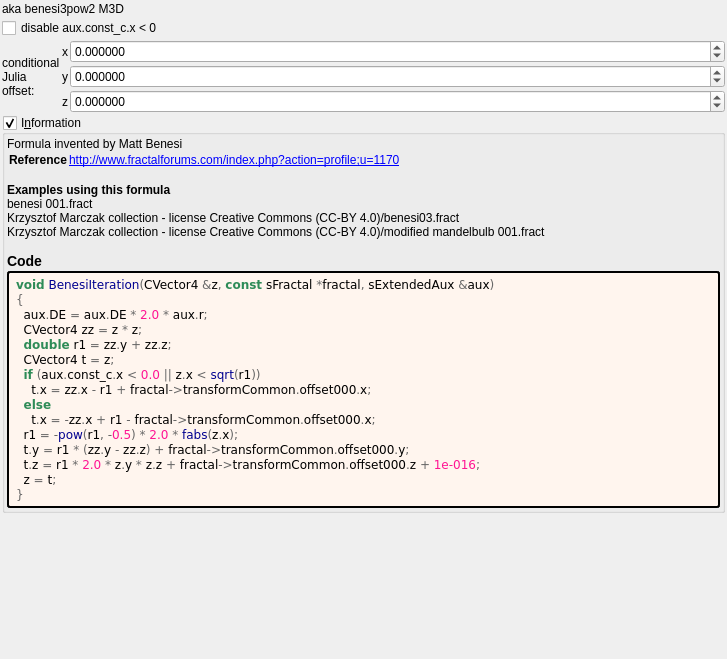
This is mandelbulber2/formula/ui/benesi.ui in buddhi1980/mandelbulber2 as Qt 5 draws it before an edit. The edited form follows.
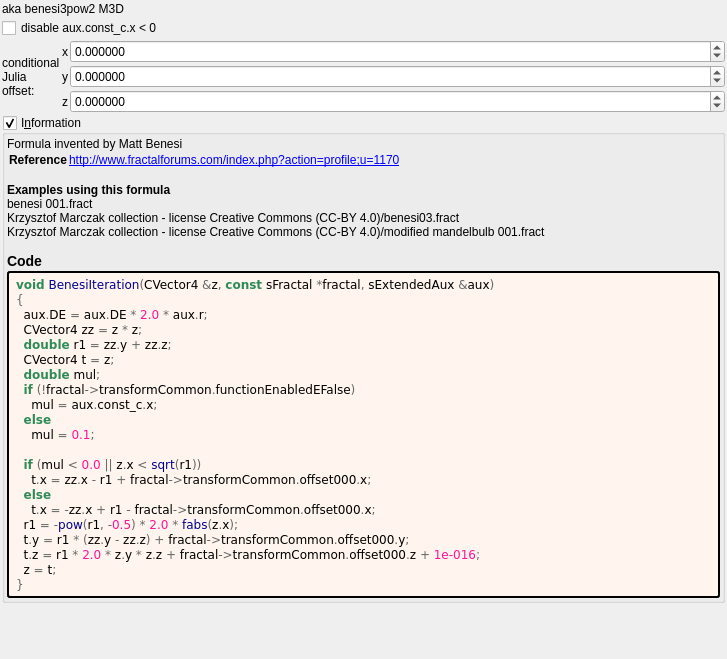
This is the edited form. Custom widgets are drawn as their Qt base class.

The edit to the form file:
```diff
--- a/mandelbulber2/formula/ui/benesi.ui
+++ b/mandelbulber2/formula/ui/benesi.ui
@@ -224,7 +224,13 @@
   CVector4 zz &lt;span style=&quot;color:#676767&quot;&gt;=&lt;/span&gt; z &lt;span style=&quot;color:#676767&quot;&gt;*&lt;/span&gt; z&lt;span style=&quot;color:#676767&quot;&gt;;&lt;/span&gt;
   &lt;span style=&quot;color:#2e8b57; font-weight:bold&quot;&gt;double&lt;/span&gt; r1 &lt;span style=&quot;color:#676767&quot;&gt;=&lt;/span&gt; zz&lt;span style=&quot;color:#676767&quot;&gt;.&lt;/span&gt;y &lt;span style=&quot;color:#676767&quot;&gt;+&lt;/span&gt; zz&lt;span style=&quot;color:#676767&quot;&gt;.&lt;/span&gt;z&lt;span style=&quot;color:#676767&quot;&gt;;&lt;/span&gt;
   CVector4 t &lt;span style=&quot;color:#676767&quot;&gt;=&lt;/span&gt; z&lt;span style=&quot;color:#676767&quot;&gt;;&lt;/span&gt;
-  &lt;span style=&quot;color:#2e8b57; font-weight:bold&quot;&gt;if&lt;/span&gt; &lt;span style=&quot;color:#676767&quot;&gt;(&lt;/span&gt;aux&lt;span style=&quot;color:#676767&quot;&gt;.&lt;/span&gt;const_c&lt;span style=&quot;color:#676767&quot;&gt;.&lt;/span&gt;x &lt;span style=&quot;color:#676767&quot;&gt;&amp;lt;&lt;/span&gt; &lt;span style=&quot;color:#ff1493&quot;&gt;0.0&lt;/span&gt; &lt;span style=&quot;color:#676767&quot;&gt;||&lt;/span&gt; z&lt;span style=&quot;color:#676767&quot;&gt;.&lt;/span&gt;x &lt;span style=&quot;color:#676767&quot;&gt;&amp;lt;&lt;/span&gt; &lt;span style=&quot;color:#00008f&quot;&gt;sqrt&lt;/span&gt;&lt;span style=&quot;color:#676767&quot;&gt;(&lt;/span&gt;r1&lt;span style=&quot;color:#676767&quot;&gt;))&lt;/span&gt;
+  &lt;span style=&quot;color:#2e8b57; font-weight:bold&quot;&gt;double&lt;/span&gt; mul&lt;span style=&quot;color:#676767&quot;&gt;;&lt;/span&gt;
+  &lt;span style=&quot;color:#2e8b57; font-weight:bold&quot;&gt;if&lt;/span&gt; &lt;span style=&quot;color:#676767&quot;&gt;(!&lt;/span&gt;fractal&lt;span style=&quot;color:#676767&quot;&gt;-&amp;gt;&lt;/span&gt;transformCommon&lt;span style=&quot;color:#676767&quot;&gt;.&lt;/span&gt;functionEnabledEFalse&lt;span style=&quot;color:#676767&quot;&gt;)&lt;/span&gt;
+    mul &lt;span style=&quot;color:#676767&quot;&gt;=&lt;/span&gt; aux&lt;span style=&quot;color:#676767&quot;&gt;.&lt;/span&gt;const_c&lt;span style=&quot;color:#676767&quot;&gt;.&lt;/span&gt;x&lt;span style=&quot;color:#676767&quot;&gt;;&lt;/span&gt;
+  &lt;span style=&quot;color:#2e8b57; font-weight:bold&quot;&gt;else&lt;/span&gt;
+    mul &lt;span style=&quot;color:#676767&quot;&gt;=&lt;/span&gt; &lt;span style=&quot;color:#ff1493&quot;&gt;0.1&lt;/span&gt;&lt;span style=&quot;color:#676767&quot;&gt;;&lt;/span&gt;
+
+  &lt;span style=&quot;color:#2e8b57; font-weight:bold&quot;&gt;if&lt;/span&gt; &lt;span style=&quot;color:#676767&quot;&gt;(&lt;/span&gt;mul &lt;span style=&quot;color:#676767&quot;&gt;&amp;lt;&lt;/span&gt; &lt;span style=&quot;color:#ff1493&quot;&gt;0.0&lt;/span&gt; &lt;span style=&quot;color:#676767&quot;&gt;||&lt;/span&gt; z&lt;span style=&quot;color:#676767&quot;&gt;.&lt;/span&gt;x &lt;span style=&quot;color:#676767&quot;&gt;&amp;lt;&lt;/span&gt; &lt;span style=&quot;color:#00008f&quot;&gt;sqrt&lt;/span&gt;&lt;span style=&quot;color:#676767&quot;&gt;(&lt;/span&gt;r1&lt;span style=&quot;color:#676767&quot;&gt;))&lt;/span&gt;
     t&lt;span style=&quot;color:#676767&quot;&gt;.&lt;/span&gt;x &lt;span style=&quot;color:#676767&quot;&gt;=&lt;/span&gt; zz&lt;span style=&quot;color:#676767&quot;&gt;.&lt;/span&gt;x &lt;span style=&quot;color:#676767&quot;&gt;-&lt;/span&gt; r1 &lt;span style=&quot;color:#676767&quot;&gt;+&lt;/span&gt; fractal&lt;span style=&quot;color:#676767&quot;&gt;-&amp;gt;&lt;/span&gt;transformCommon&lt;span style=&quot;color:#676767&quot;&gt;.&lt;/span&gt;offset000&lt;span style=&quot;color:#676767&quot;&gt;.&lt;/span&gt;x&lt;span style=&quot;color:#676767&quot;&gt;;&lt;/span&gt;
   &lt;span style=&quot;color:#2e8b57; font-weight:bold&quot;&gt;else&lt;/span&gt;
     t&lt;span style=&quot;color:#676767&quot;&gt;.&lt;/span&gt;x &lt;span style=&quot;color:#676767&quot;&gt;= -&lt;/span&gt;zz&lt;span style=&quot;color:#676767&quot;&gt;.&lt;/span&gt;x &lt;span style=&quot;color:#676767&quot;&gt;+&lt;/span&gt; r1 &lt;span style=&quot;color:#676767&quot;&gt;-&lt;/span&gt; fractal&lt;span style=&quot;color:#676767&quot;&gt;-&amp;gt;&lt;/span&gt;transformCommon&lt;span style=&quot;color:#676767&quot;&gt;.&lt;/span&gt;offset000&lt;span style=&quot;color:#676767&quot;&gt;.&lt;/span&gt;x&lt;span style=&quot;color:#676767&quot;&gt;;&lt;/span&gt;
```
Left out of the diff: 2 changed lines with no effect on the pictures.
